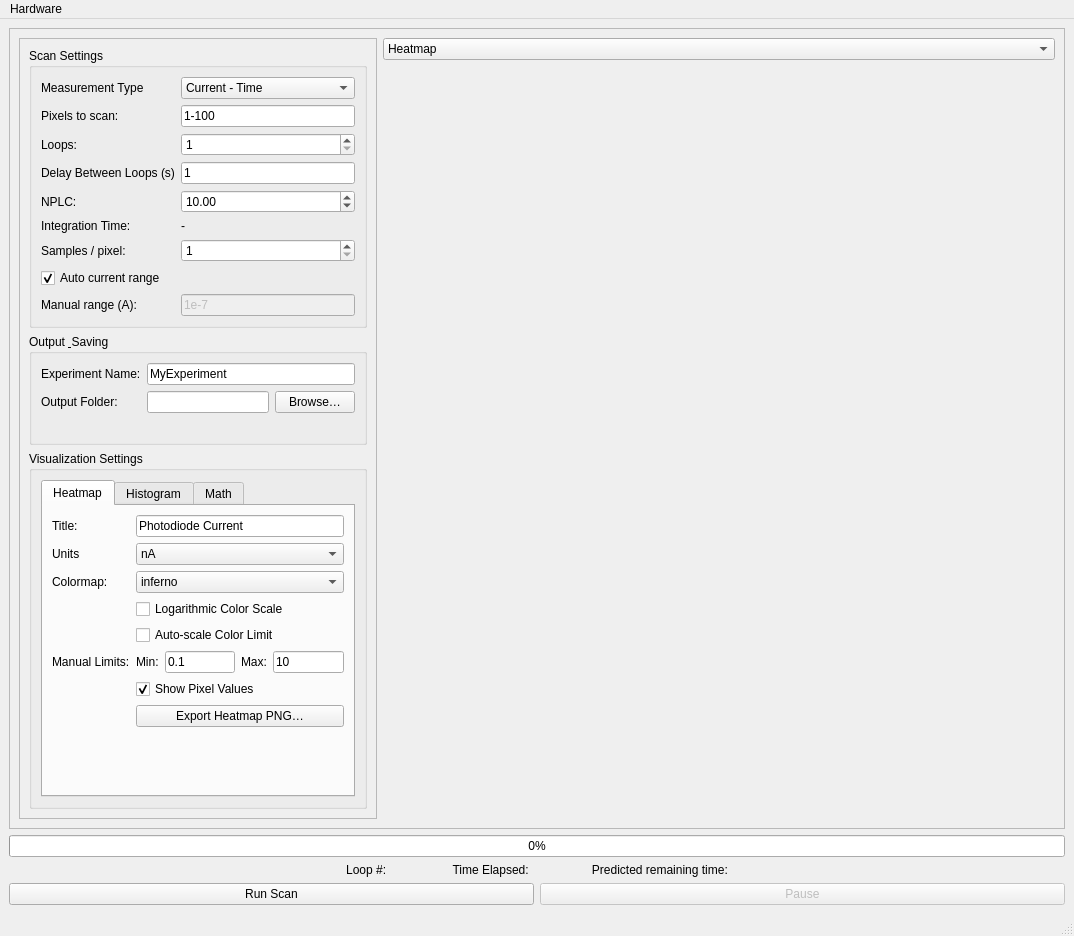
nsandor/ReadoubtSW, file Readoubt.ui: the form before one commit.
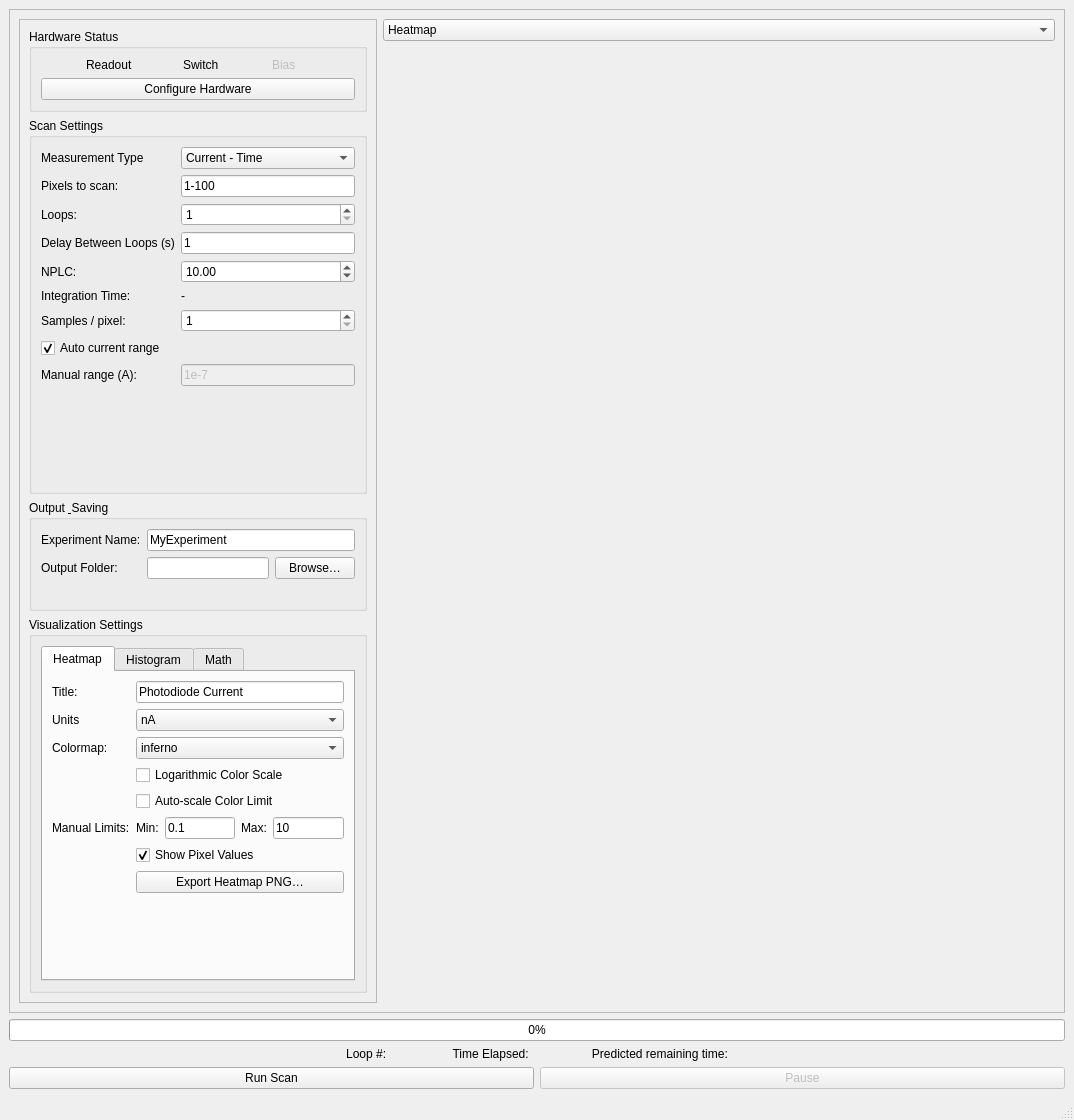
The form after the commit. Custom widgets are drawn as their Qt base class.

The edit to the form file:
```diff
--- a/Readoubt.ui
+++ b/Readoubt.ui
@@ -7,7 +7,7 @@
     <x>0</x>
     <y>0</y>
     <width>1074</width>
-    <height>936</height>
+    <height>1120</height>
    </rect>
   </property>
   <property name="minimumSize">
@@ -51,6 +51,101 @@
           <enum>QFrame::Shadow::Raised</enum>
          </property>
          <layout class="QVBoxLayout" name="verticalLayout">
+          <item>
+           <widget class="QGroupBox" name="groupBox_2">
+            <property name="minimumSize">
+             <size>
+              <width>338</width>
+              <height>61</height>
+             </size>
+            </property>
+            <property name="title">
+             <string>Hardware Status</string>
+            </property>
+            <layout class="QGridLayout" name="gridLayout_2">
+             <item row="0" column="1">
+              <widget class="QLabel" name="label">
+               <property name="text">
+                <string>Readout</string>
+               </property>
+              </widget>
+             </item>
+             <item row="0" column="0">
+              <widget class="KLed" name="kled">
+               <property name="state">
+                <enum>KLed::State::Off</enum>
+               </property>
+               <property name="shape">
+                <enum>KLed::Shape::Rectangular</enum>
+               </property>
+               <property name="look">
+                <enum>KLed::Look::Sunken</enum>
+               </property>
+              </widget>
+             </item>
+             <item row="0" column="2">
+              <widget class="KLed" name="kled_2">
+               <property name="state">
+                <enum>KLed::State::Off</enum>
+               </property>
+               <property name="shape">
+                <enum>KLed::Shape::Rectangular</enum>
+               </property>
+               <property name="look">
+                <enum>KLed::Look::Sunken</enum>
+               </property>
+              </widget>
+             </item>
+             <item row="1" column="0" colspan="7">
+              <widget class="QPushButton" name="pushButton">
+               <property name="text">
+                <string>Configure Hardware</string>
+               </property>
+              </widget>
+             </item>
+             <item row="0" column="3">
+              <widget class="QLabel" name="label_2">
+               <property name="text">
+                <string>Switch</string>
+               </property>
+              </widget>
+             </item>
+             <item row="0" column="4">
+              <widget class="KLed" name="kled_3">
+               <property name="enabled">
+                <bool>false</bool>
+               </property>
+               <property name="state">
+                <enum>KLed::State::Off</enum>
+               </property>
+               <property name="shape">
+                <enum>KLed::Shape::Rectangular</enum>
+               </property>
+               <property name="look">
+                <enum>KLed::Look::Sunken</enum>
+               </property>
+               <property name="color">
+                <color>
+                 <red>0</red>
+                 <green>0</green>
+                 <blue>0</blue>
+                </color>
+               </property>
+              </widget>
+             </item>
+             <item row="0" column="5">
+              <widget class="QLabel" name="label_3">
+               <property name="enabled">
+                <bool>false</bool>
+               </property>
+               <property name="text">
+                <string>Bias</string>
+               </property>
+              </widget>
+             </item>
+            </layout>
+           </widget>
+          </item>
           <item>
            <widget class="QGroupBox" name="scan_settings_box">
             <property name="minimumSize">
@@ -63,14 +158,14 @@
              <string>Scan Settings</string>
             </property>
             <layout class="QFormLayout" name="formLayout_2">
-             <item row="0" column="0">
+             <item row="1" column="0">
               <widget class="QLabel" name="Measurement_type_label">
                <property name="text">
                 <string>Measurement Type</string>
                </property>
               </widget>
              </item>
-             <item row="0" column="1">
+             <item row="1" column="1">
               <widget class="QComboBox" name="Measurement_type_combobox">
                <item>
                 <property name="text">
@@ -94,14 +189,14 @@
                </item>
               </widget>
              </item>
-             <item row="1" column="0">
+             <item row="3" column="0">
               <widget class="QLabel" name="label_pixels">
                <property name="text">
                 <string>Pixels to scan:</string>
                </property>
               </widget>
              </item>
-             <item row="1" column="1">
+             <item row="3" column="1">
               <widget class="QLineEdit" name="edit_pixel_spec">
                <property name="text">
                 <string>1-100</string>
@@ -111,14 +206,14 @@
                </property>
               </widget>
              </item>
-             <item row="2" column="0">
+             <item row="4" column="0">
               <widget class="QLabel" name="label_loops">
                <property name="text">
                 <string>Loops:</string>
                </property>
               </widget>
              </item>
-             <item row="2" column="1">
+             <item row="4" column="1">
               <widget class="QSpinBox" name="spin_loops">
                <property name="minimum">
                 <number>1</number>
@@ -131,28 +226,28 @@
                </property>
               </widget>
              </item>
-             <item row="3" column="0">
+             <item row="5" column="0">
               <widget class="QLabel" name="loop_delay_label">
                <property name="text">
                 <string>Delay Between Loops (s)</string>
                </property>
               </widget>
              </item>
-             <item row="3" column="1">
+             <item row="5" column="1">
               <widget class="QLineEdit" name="loop_delay">
                <property name="text">
                 <string>1</string>
                </property>
               </widget>
              </item>
-             <item row="4" column="0">
+             <item row="6" column="0">
               <widget class="QLabel" name="label_nplc">
                <property name="text">
                 <string>NPLC:</string>
                </property>
               </widget>
              </item>
-             <item row="4" column="1">
+             <item row="6" column="1">
               <widget class="QDoubleSpinBox" name="spin_nplc">
                <property name="decimals">
                 <number>2</number>
@@ -168,28 +263,28 @@
                </property>
               </widget>
              </item>
-             <item row="5" column="0">
+             <item row="7" column="0">
               <widget class="QLabel" name="integration_time_label">
                <property name="text">
                 <string>Integration Time:</string>
                </property>
               </widget>
              </item>
-             <item row="5" column="1">
+             <item row="7" column="1">
               <widget class="QLabel" name="integration_time">
                <property name="text">
                 <string>-</string>
                </property>
               </widget>
              </item>
-             <item row="6" column="0">
+             <item row="8" column="0">
               <widget class="QLabel" name="label_nsamp">
                <property name="text">
                 <string>Samples / pixel:</string>
                </property>
               </widget>
              </item>
-             <item row="6" column="1">
+             <item row="8" column="1">
               <widget class="QSpinBox" name="spin_nsamp">
                <property name="minimum">
                 <number>1</number>
@@ -202,7 +297,7 @@
                </property>
               </widget>
              </item>
-             <item row="7" column="0">
+             <item row="9" column="0">
               <widget class="QCheckBox" name="check_auto_current_range">
                <property name="text">
                 <string>Auto current range</string>
@@ -212,14 +307,14 @@
                </property>
               </widget>
              </item>
-             <item row="8" column="0">
+             <item row="10" column="0">
               <widget class="QLabel" name="label_manual_rng">
                <property name="text">
                 <string>Manual range (A):</string>
                </property>
               </widget>
              </item>
-             <item row="8" column="1">
+             <item row="10" column="1">
               <widget class="QLineEdit" name="edit_current_range">
                <property name="enabled">
                 <bool>false</bool>
@@ -229,6 +324,15 @@
                </property>
               </widget>
              </item>
+             <item row="11" column="0" colspan="2">
+              <widget class="QStackedWidget" name="stackedWidget">
+               <property name="currentIndex">
+                <number>1</number>
+               </property>
+               <widget class="QWidget" name="page"/>
+               <widget class="QWidget" name="page_2"/>
+              </widget>
+             </item>
             </layout>
            </widget>
           </item>
@@ -760,25 +864,6 @@
    </layout>
   </widget>
   <widget class="QStatusBar" name="statusbar"/>
-  <widget class="QMenuBar" name="menuBar">
-   <property name="geometry">
-    <rect>
-     <x>0</x>
-     <y>0</y>
-     <width>1074</width>
-     <height>22</height>
-    </rect>
-   </property>
-   <widget class="QMenu" name="menuHardware">
-    <property name="title">
-     <string>Hardware</string>
-    </property>
-    <addaction name="actionConnect_SMU"/>
-    <addaction name="actionConnect_Bias_SMU"/>
-    <addaction name="actionConnect_SwitchBoard"/>
-   </widget>
-   <addaction name="menuHardware"/>
-  </widget>
   <action name="actionConnect_SMU">
    <property name="text">
     <string>Connect Read SMU</string>
@@ -795,6 +880,13 @@
    </property>
   </action>
  </widget>
+ <customwidgets>
+  <customwidget>
+   <class>KLed</class>
+   <extends>QWidget</extends>
+   <header>kled.h</header>
+  </customwidget>
+ </customwidgets>
  <resources/>
  <connections/>
 </ui>
```
